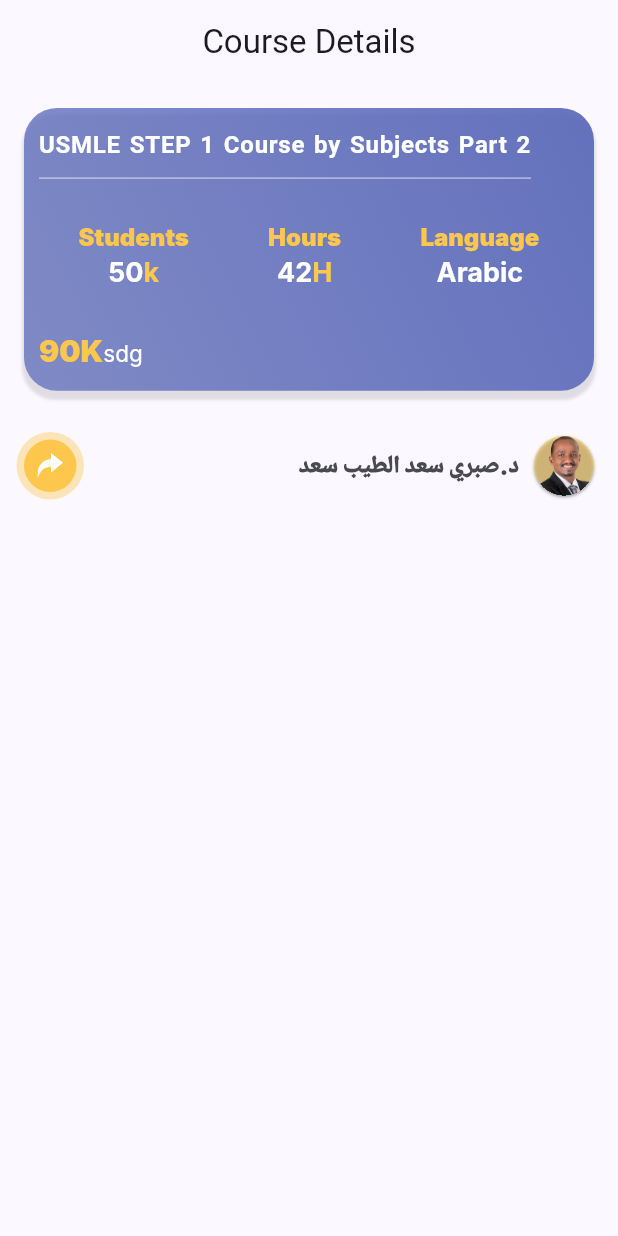
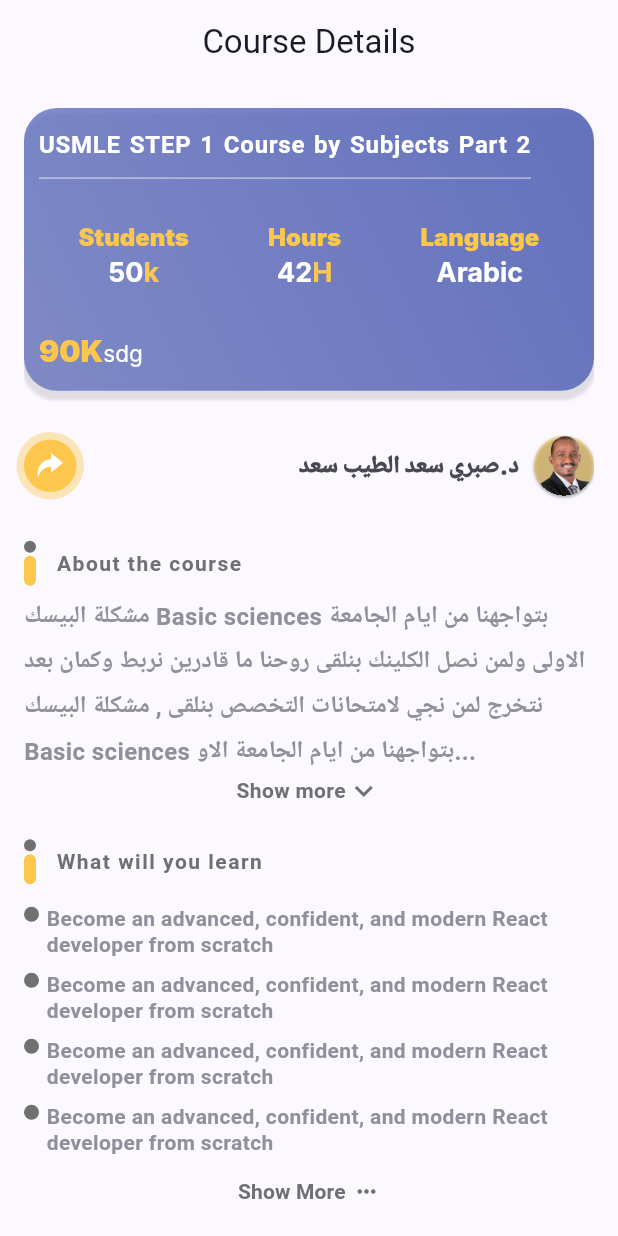
Before and after one commit to Al-mudather/stc.training.app, a Flutter app: the screen it shows after launch, on a phone screen of 412 x 824 dp. Run offline on Flutter 3.47's test engine with Material 3 defaults, Android fonts, the phone set to English and light mode, and no system bars; our stand-ins replace flutter_hooks, flutter_spinkit, flutter_svg; Roboto replaces fonts that are missing (Inter, somarM); project files that could hold a hidden picture were left out.

Commit message:
addming-about-the-course-section-&-what-you-will-learn-section

```diff
--- a/lib/features/course_details/course_details_page.dart
+++ b/lib/features/course_details/course_details_page.dart
@@ -1,10 +1,8 @@
 import 'package:flutter/material.dart';
-import 'package:flutter_svg/flutter_svg.dart';
 import 'package:stc_training/features/course_details/components/header_card_component.dart';
 import 'package:stc_training/features/course_details/components/share_and_instructor_name_component.dart';
-import 'package:stc_training/helper/app_colors.dart';
-import 'package:stc_training/helper/enumerations.dart';
-import 'package:stc_training/utils/custom_btn_util.dart';
+import 'package:stc_training/features/course_details/sections/about_the_course_section.dart';
+import 'package:stc_training/features/course_details/sections/what_you_will_learn_section.dart';
 
 class CourseDetailsPage extends StatelessWidget {
   const CourseDetailsPage({super.key});
@@ -18,6 +16,7 @@ class CourseDetailsPage extends StatelessWidget {
       ),
       body: Container(
         margin: EdgeInsets.all(16),
+        child: SingleChildScrollView(
           child: Column(
             children: [
               HeaderCardComponent(),
@@ -25,7 +24,16 @@ class CourseDetailsPage extends StatelessWidget {
                 height: 30,
               ),
               ShareAndInstructorNameComponent(),
+              const SizedBox(
+                height: 30,
+              ),
+              AboutTheCourseSection(),
+              const SizedBox(
+                height: 20,
+              ),
+              WhatYouWillLearnSection(),
             ],
+          ),
         ),
       ),
     );
--- /dev/null
+++ b/lib/features/course_details/sections/about_the_course_section.dart
@@ -0,0 +1,23 @@
+import 'package:flutter/material.dart';
+import 'package:stc_training/utils/expandable_text_util.dart';
+import 'package:stc_training/utils/section_title_util.dart';
+
+class AboutTheCourseSection extends StatelessWidget {
+  const AboutTheCourseSection({super.key});
+
+  @override
+  Widget build(BuildContext context) {
+    return Column(
+      children: [
+        SectionTitleUtil(secondText: "About the course"),
+        const SizedBox(
+          height: 5,
+        ),
+        ExpandableTextUtil(
+          text:
+              "مشكلة البيسك Basic sciences بتواجهنا من ايام الجامعة الاولى ولمن نصل الكلينك بنلقى روحنا ما قادرين نربط وكمان بعد نتخرج لمن نجي لامتحانات التخصص بنلقى , مشكلة البيسك Basic sciences بتواجهنا من ايام الجامعة الاولى ولمن نصل الكلينك بنلقى روحنا ما قادرين نربط وكمان بعد نتخرج لمن نجي لامتحانات التخصص بنلقى ,مشكلة البيسك Basic sciences بتواجهنا من ايام الجامعة الاولى ولمن نصل الكلينك بنلقى روحنا ما قادرين نربط وكمان بعد نتخرج لمن نجي لامتحانات التخصص بنلقى ",
+        ),
+      ],
+    );
+  }
+}
--- /dev/null
+++ b/lib/features/course_details/sections/what_you_will_learn_section.dart
@@ -0,0 +1,59 @@
+import 'package:flutter/material.dart';
+import 'package:stc_training/helper/app_colors.dart';
+import 'package:stc_training/utils/expandable_list_items_util.dart';
+import 'package:stc_training/utils/expandable_text_util.dart';
+import 'package:stc_training/utils/section_title_util.dart';
+import 'package:stc_training/utils/small_text_util.dart';
+
+class WhatYouWillLearnSection extends StatelessWidget {
+  const WhatYouWillLearnSection({super.key});
+
+  @override
+  Widget build(BuildContext context) {
+    return Column(
+      children: [
+        SectionTitleUtil(secondText: "What will you learn"),
+        const SizedBox(
+          height: 15,
+        ),
+        ExpandableListItemsUtil(),
+
+        // Wrap(
+        //   spacing: 10,
+        //   runSpacing: 10,
+        //   children: List.generate(10, (index) => _ITEM_list()),
+        // ),
+        // ExpandableTextUtil(
+        //   text:
+        //       "مشكلة البيسك Basic sciences بتواجهنا من ايام الجامعة الاولى ولمن نصل الكلينك بنلقى روحنا ما قادرين نربط وكمان بعد نتخرج لمن نجي لامتحانات التخصص بنلقى , مشكلة البيسك Basic sciences بتواجهنا من ايام الجامعة الاولى ولمن نصل الكلينك بنلقى روحنا ما قادرين نربط وكمان بعد نتخرج لمن نجي لامتحانات التخصص بنلقى ,مشكلة البيسك Basic sciences بتواجهنا من ايام الجامعة الاولى ولمن نصل الكلينك بنلقى روحنا ما قادرين نربط وكمان بعد نتخرج لمن نجي لامتحانات التخصص بنلقى ",
+        // ),
+      ],
+    );
+  }
+
+  Row _ITEM_list() {
+    return Row(
+      crossAxisAlignment: CrossAxisAlignment.start,
+      children: [
+        Container(
+          height: 10,
+          width: 10,
+          decoration: BoxDecoration(
+            shape: BoxShape.circle,
+            color: AppColors.brown,
+          ),
+        ),
+        const SizedBox(
+          width: 5,
+        ),
+        Expanded(
+          child: SmallTextUtil(
+            size: 14,
+            text:
+                "Become an advanced, confident, and modern React developer from scratch",
+          ),
+        ),
+      ],
+    );
+  }
+}
--- /dev/null
+++ b/lib/utils/expandable_list_items_util.dart
@@ -0,0 +1,94 @@
+import 'package:flutter/material.dart';
+import 'package:flutter_hooks/flutter_hooks.dart';
+import 'package:stc_training/helper/app_colors.dart';
+import 'package:stc_training/helper/enumerations.dart';
+import 'package:stc_training/utils/custom_btn_util.dart';
+import 'package:stc_training/utils/small_text_util.dart';
+
+class ExpandableListItemsUtil extends HookWidget {
+  const ExpandableListItemsUtil({super.key});
+
+  @override
+  Widget build(BuildContext context) {
+    ///////////////////////////////////////////////
+    /// Controllers
+    ///////////////////////////////////////////////
+    var searchController = TextEditingController();
+    ///////////////////////////////////////////////
+    /// Parameters
+    ///////////////////////////////////////////////
+    double listHeight = 200;
+    var showMore = useState(false);
+    var dataList = [
+      _ITEM_list(),
+      _ITEM_list(),
+      _ITEM_list(),
+      _ITEM_list(),
+      _ITEM_list(),
+      _ITEM_list(),
+      _ITEM_list(),
+      _ITEM_list(),
+      _ITEM_list(),
+    ];
+    ////////////////////////////////////////////////
+    /// Functions
+    ///////////////////////////////////////////////
+
+    ////////////////////////////////////////////////
+    /// Hook Functions
+    ///////////////////////////////////////////////
+    return Column(
+      children: [
+        Wrap(
+          spacing: 10,
+          runSpacing: 10,
+          children: List.generate(
+              showMore.value ? dataList.length : 4, (index) => _ITEM_list()),
+        ),
+        CustomBtnUtil(
+          btnTitle: showMore.value ? "Show Less" : "Show More",
+          btnColor: AppColors.brown,
+          btnType: BtnTypes.textWithIcon,
+          icon: showMore.value
+              ? const Icon(
+                  Icons.more_vert,
+                  color: AppColors.brown,
+                )
+              : const Icon(
+                  Icons.more_horiz,
+                  color: AppColors.brown,
+                ),
+          onClicked: () {
+            showMore.value = !showMore.value;
+          },
+        ),
+      ],
+    );
+  }
+
+  Row _ITEM_list() {
+    return Row(
+      crossAxisAlignment: CrossAxisAlignment.start,
+      children: [
+        Container(
+          height: 10,
+          width: 10,
+          decoration: BoxDecoration(
+            shape: BoxShape.circle,
+            color: AppColors.brown,
+          ),
+        ),
+        const SizedBox(
+          width: 5,
+        ),
+        Expanded(
+          child: SmallTextUtil(
+            size: 14,
+            text:
+                "Become an advanced, confident, and modern React developer from scratch",
+          ),
+        ),
+      ],
+    );
+  }
+}
--- /dev/null
+++ b/lib/utils/expandable_text_util.dart
@@ -0,0 +1,84 @@
+import 'package:flutter/material.dart';
+import 'package:stc_training/helper/app_colors.dart';
+import 'package:stc_training/utils/small_text_util.dart';
+
+class ExpandableTextUtil extends StatefulWidget {
+  const ExpandableTextUtil({
+    super.key,
+    required this.text,
+    this.height = 0,
+  });
+  final String text;
+  final double height;
+  @override
+  State<ExpandableTextUtil> createState() => _ExpandableTextUtilState();
+}
+
+class _ExpandableTextUtilState extends State<ExpandableTextUtil> {
+  late String firstHalf;
+  late String secondHalf;
+  bool hiddenText = true;
+  double textHeight = 210;
+
+  @override
+  void initState() {
+    super.initState();
+    if (widget.height > 0) {
+      textHeight = widget.height;
+    }
+    if (widget.text.length > textHeight) {
+      firstHalf = widget.text.substring(0, textHeight.toInt());
+      secondHalf =
+          widget.text.substring(textHeight.toInt() + 1, widget.text.length);
+    } else {
+      firstHalf = widget.text;
+      secondHalf = "";
+    }
+  }
+
+  @override
+  Widget build(BuildContext context) {
+    return Container(
+      child: secondHalf.isEmpty
+          ? SmallTextUtil(
+              text: firstHalf,
+              size: 16,
+              heigth: 1.8,
+            )
+          : Column(
+              crossAxisAlignment: CrossAxisAlignment.start,
+              children: [
+                SmallTextUtil(
+                  text: hiddenText ? '$firstHalf...' : (firstHalf + secondHalf),
+                  size: 16,
+                  heigth: 1.8,
+                ),
+                InkWell(
+                  onTap: () {
+                    setState(() {
+                      hiddenText = !hiddenText;
+                    });
+                  },
+                  child: Row(
+                    mainAxisSize: MainAxisSize.max,
+                    mainAxisAlignment: MainAxisAlignment.center,
+                    children: [
+                      SmallTextUtil(
+                        text: hiddenText ? "Show more" : 'Show less',
+                        color: AppColors.brown,
+                        size: 14,
+                      ),
+                      Icon(
+                        hiddenText
+                            ? Icons.keyboard_arrow_down_outlined
+                            : Icons.keyboard_arrow_up_outlined,
+                        color: AppColors.brown,
+                      ),
+                    ],
+                  ),
+                ),
+              ],
+            ),
+    );
+  }
+}
--- /dev/null
+++ b/lib/utils/section_title_util.dart
@@ -0,0 +1,67 @@
+import 'package:flutter/material.dart';
+import 'package:stc_training/helper/app_colors.dart';
+import 'package:stc_training/utils/big_text_util.dart';
+import 'package:stc_training/utils/title_text_util.dart';
+
+class SectionTitleUtil extends StatelessWidget {
+  const SectionTitleUtil({
+    super.key,
+    this.firstText = "",
+    this.secondText = "",
+    this.linkTitle = "",
+    this.hasLink = false,
+  });
+
+  final String firstText;
+  final String secondText;
+  final String linkTitle;
+  final bool hasLink;
+
+  @override
+  Widget build(BuildContext context) {
+    return Row(
+      mainAxisAlignment: MainAxisAlignment.spaceBetween,
+      children: [
+        TitleTextUtil(
+          firstText: "  $firstText",
+          secondText: secondText,
+        ),
+        hasLink == true
+            ? _LINK_to_another_page(linkTitle: linkTitle)
+            : Container(),
+      ],
+    );
+  }
+
+  Row _LINK_to_another_page({required String linkTitle}) {
+    return Row(
+      mainAxisAlignment: MainAxisAlignment.center,
+      children: [
+        BigTextUtil(
+          text: linkTitle,
+          fontSize: 16,
+          color: AppColors.brown,
+          fontWeight: FontWeight.bold,
+        ),
+        Transform.rotate(
+          angle: 110,
+          child: const Icon(
+            Icons.arrow_back_ios,
+            color: AppColors.secondary,
+          ),
+        ),
+        Transform.translate(
+          offset: const Offset(-20, 0),
+          child: Transform.rotate(
+            angle: 110,
+            child: const Icon(
+              Icons.arrow_back_ios,
+              color: AppColors.primary,
+              size: 26,
+            ),
+          ),
+        ),
+      ],
+    );
+  }
+}
--- /dev/null
+++ b/lib/utils/small_text_util.dart
@@ -0,0 +1,33 @@
+import 'package:flutter/material.dart';
+import 'package:stc_training/helper/app_colors.dart';
+
+class SmallTextUtil extends StatelessWidget {
+  const SmallTextUtil({
+    super.key,
+    this.color = AppColors.blacklight4,
+    this.fontWeight = FontWeight.w600,
+    this.size = 12,
+    this.heigth = 1.2,
+    required this.text,
+  });
+
+  final Color color;
+  final String text;
+  final FontWeight fontWeight;
+  final double size;
+  final double heigth;
+
+  @override
+  Widget build(BuildContext context) {
+    return Text(
+      text,
+      style: TextStyle(
+        color: color,
+        fontWeight: fontWeight,
+        fontSize: size,
+        fontFamily: 'Roboto',
+        height: heigth,
+      ),
+    );
+  }
+}
```
Lines whose indentation alone changed are shown as unchanged.
